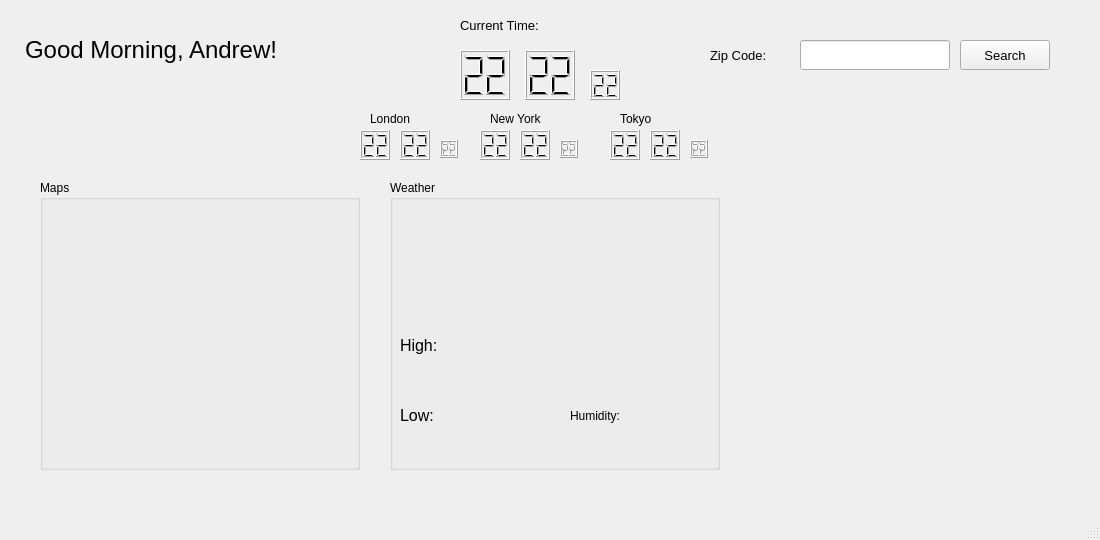
Above: Lab4/mainwindow.ui from andrewwmclain/dashboard before the change. Below: the same form after it.
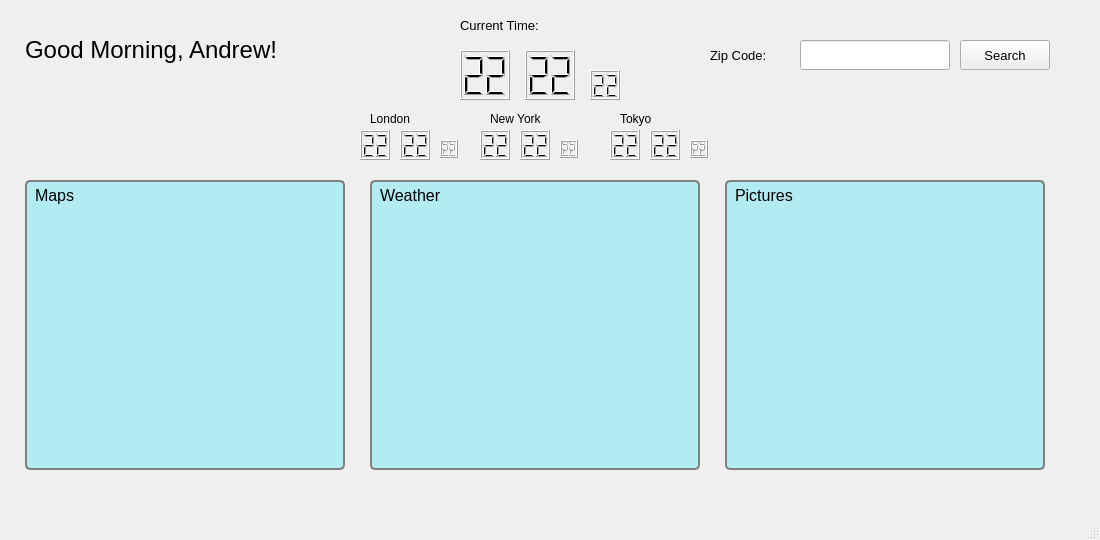
That is the form after the change.

```diff
--- a/Lab4/mainwindow.ui
+++ b/Lab4/mainwindow.ui
@@ -330,21 +330,33 @@
    <widget class="QGroupBox" name="groupBox">
     <property name="geometry">
      <rect>
-      <x>40</x>
+      <x>25</x>
       <y>180</y>
       <width>320</width>
       <height>290</height>
      </rect>
     </property>
+    <property name="font">
+     <font>
+      <pointsize>12</pointsize>
+     </font>
+    </property>
+    <property name="styleSheet">
+     <string notr="true">QGroupBox#groupBox{
+	background-color: #b2ebf2;
+	border: 2px solid gray;
+    border-radius: 5px;
+}</string>
+    </property>
     <property name="title">
-     <string>Maps</string>
+     <string/>
     </property>
     <widget class="QLabel" name="imgDisplay_label">
      <property name="geometry">
       <rect>
        <x>10</x>
        <y>40</y>
-       <width>281</width>
+       <width>301</width>
        <height>241</height>
       </rect>
      </property>
@@ -352,23 +364,48 @@
       <string/>
      </property>
     </widget>
+    <widget class="QLabel" name="label">
+     <property name="geometry">
+      <rect>
+       <x>10</x>
+       <y>5</y>
+       <width>111</width>
+       <height>21</height>
+      </rect>
+     </property>
+     <property name="font">
+      <font>
+       <pointsize>12</pointsize>
+      </font>
+     </property>
+     <property name="text">
+      <string>Maps</string>
+     </property>
+    </widget>
    </widget>
    <widget class="QGroupBox" name="groupBox_2">
     <property name="geometry">
      <rect>
-      <x>390</x>
+      <x>370</x>
       <y>180</y>
       <width>330</width>
       <height>290</height>
      </rect>
     </property>
+    <property name="font">
+     <font>
+      <pointsize>12</pointsize>
+     </font>
+    </property>
     <property name="styleSheet">
-     <string notr="true">groupBox_2{
-	background-color: #1f4068;
+     <string notr="true">QGroupBox#groupBox_2{
+	background-color: #b2ebf2;
+	border: 2px solid gray;
+    border-radius: 5px;
 }</string>
     </property>
     <property name="title">
-     <string>Weather</string>
+     <string/>
     </property>
     <widget class="QLabel" name="temperature_label">
      <property name="geometry">
@@ -419,7 +456,7 @@
       </font>
      </property>
      <property name="text">
-      <string>High: </string>
+      <string/>
      </property>
     </widget>
     <widget class="QLabel" name="low_label">
@@ -437,7 +474,7 @@
       </font>
      </property>
      <property name="text">
-      <string>Low:</string>
+      <string/>
      </property>
     </widget>
     <widget class="QLabel" name="high_label_2">
@@ -481,7 +518,7 @@
       <rect>
        <x>180</x>
        <y>140</y>
-       <width>85</width>
+       <width>141</width>
        <height>51</height>
       </rect>
      </property>
@@ -505,11 +542,11 @@
      </property>
      <property name="font">
       <font>
-       <pointsize>9</pointsize>
+       <pointsize>12</pointsize>
       </font>
      </property>
      <property name="text">
-      <string>Humidity:</string>
+      <string/>
      </property>
     </widget>
     <widget class="QLabel" name="humidity_label_2">
@@ -528,6 +565,80 @@
      </property>
      <property name="text">
       <string/>
+     </property>
+    </widget>
+    <widget class="QLabel" name="label_6">
+     <property name="geometry">
+      <rect>
+       <x>10</x>
+       <y>5</y>
+       <width>111</width>
+       <height>21</height>
+      </rect>
+     </property>
+     <property name="font">
+      <font>
+       <pointsize>12</pointsize>
+      </font>
+     </property>
+     <property name="text">
+      <string>Weather</string>
+     </property>
+    </widget>
+   </widget>
+   <widget class="QGroupBox" name="groupBox_3">
+    <property name="geometry">
+     <rect>
+      <x>725</x>
+      <y>180</y>
+      <width>320</width>
+      <height>290</height>
+     </rect>
+    </property>
+    <property name="font">
+     <font>
+      <pointsize>12</pointsize>
+     </font>
+    </property>
+    <property name="styleSheet">
+     <string notr="true">QGroupBox#groupBox_3{
+	background-color: #b2ebf2;
+	border: 2px solid gray;
+    border-radius: 5px;
+}</string>
+    </property>
+    <property name="title">
+     <string/>
+    </property>
+    <widget class="QLabel" name="imgDisplay_label_2">
+     <property name="geometry">
+      <rect>
+       <x>10</x>
+       <y>40</y>
+       <width>301</width>
+       <height>241</height>
+      </rect>
+     </property>
+     <property name="text">
+      <string/>
+     </property>
+    </widget>
+    <widget class="QLabel" name="label_7">
+     <property name="geometry">
+      <rect>
+       <x>10</x>
+       <y>5</y>
+       <width>111</width>
+       <height>21</height>
+      </rect>
+     </property>
+     <property name="font">
+      <font>
+       <pointsize>12</pointsize>
+      </font>
+     </property>
+     <property name="text">
+      <string>Pictures</string>
      </property>
     </widget>
    </widget>
```
